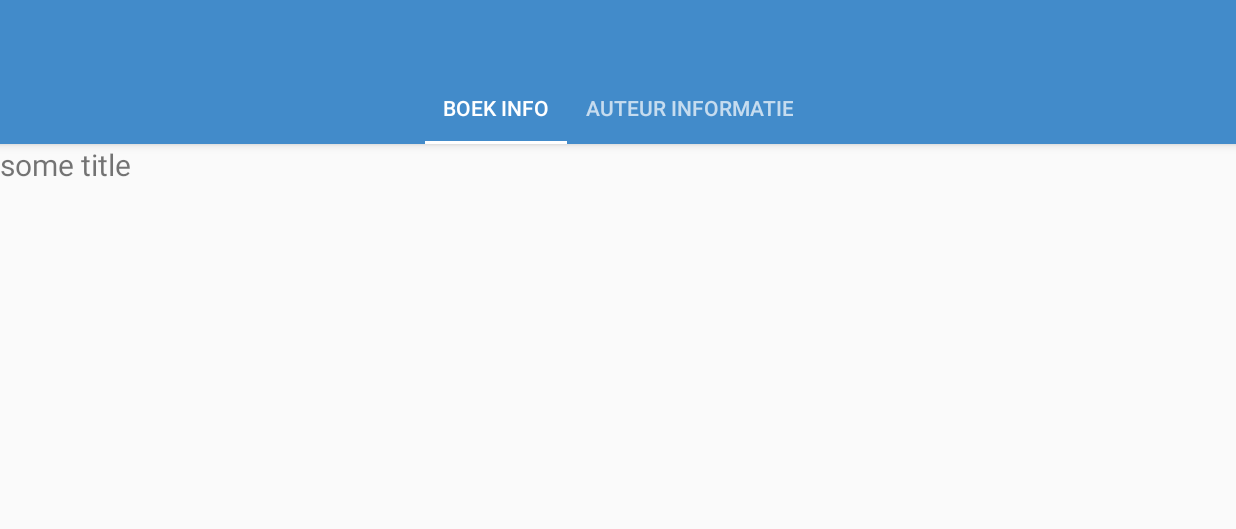
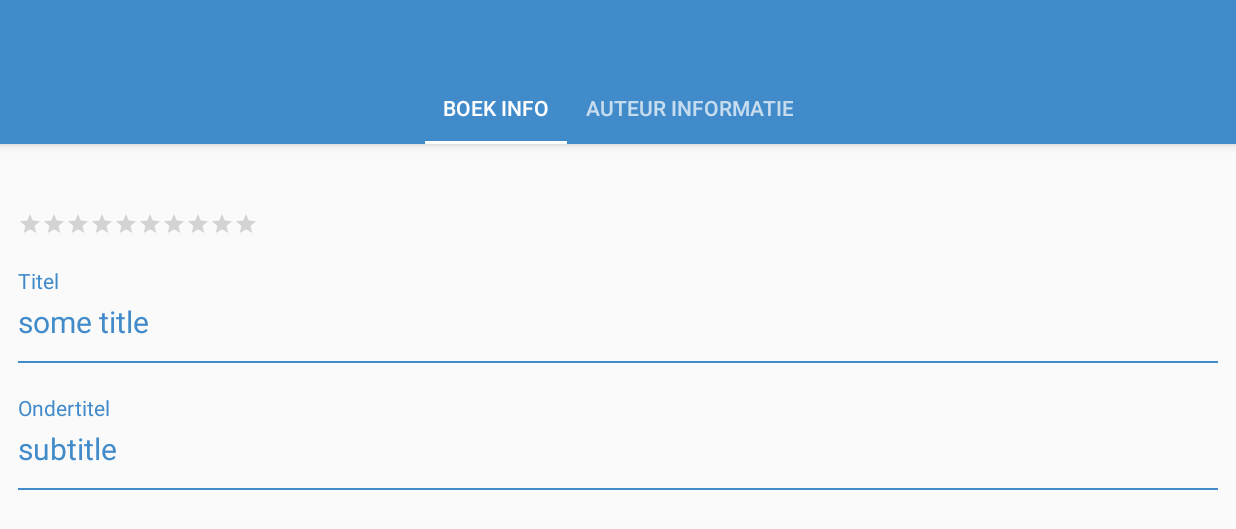
Before and after one commit to garagepoort/BiblioMania-Mobile, an Android app: the GeneralBookInfoFragment screen opened directly, with no data from a screen before it, on a phone screen of 824 x 412 dp (held sideways). Shown: the top 529 px of the screen. Run offline under Robolectric (Android 15) with nearby library versions, the phone set to English and light mode, and no system bars; 4 statements that could not run were skipped.

Commit message:
Added general book information

```diff
--- a/app/src/main/java/com/bendani/bibliomania/bookinfo/GeneralBookInfoFragment.java
+++ b/app/src/main/java/com/bendani/bibliomania/bookinfo/GeneralBookInfoFragment.java
@@ -6,10 +6,12 @@ import android.support.v4.app.Fragment;
 import android.view.LayoutInflater;
 import android.view.View;
 import android.view.ViewGroup;
+import android.widget.RatingBar;
 import android.widget.TextView;
 
 import com.bendani.bibliomania.R;
 import com.bendani.bibliomania.books.domain.Book;
+import com.bendani.bibliomania.generic.presentation.customview.FloatingLabelTextview;
 
 
 public class GeneralBookInfoFragment extends Fragment {
@@ -17,7 +19,9 @@ public class GeneralBookInfoFragment extends Fragment {
 
     private Book book;
 
-    private TextView titleTextView;
+    private FloatingLabelTextview titleTextView;
+    private FloatingLabelTextview subtitleTextView;
+    private RatingBar ratingBar;
 
     public GeneralBookInfoFragment() {
         // Required empty public constructor
@@ -32,12 +36,16 @@ public class GeneralBookInfoFragment extends Fragment {
     public View onCreateView(LayoutInflater inflater, ViewGroup container,
                              Bundle savedInstanceState) {
         View view = inflater.inflate(R.layout.fragment_general_book_info, container, false);
-        titleTextView = (TextView) view.findViewById(R.id.book_info_title_textview);
+        titleTextView = (FloatingLabelTextview) view.findViewById(R.id.book_info_title_textview);
+        subtitleTextView = (FloatingLabelTextview) view.findViewById(R.id.book_info_subtitle_textview);
+        ratingBar = (RatingBar) view.findViewById(R.id.rating);
         fillInElements();
         return view;
     }
 
     private void fillInElements(){
         titleTextView.setText(book.getTitle());
+        subtitleTextView.setText(book.getSubtitle());
+        ratingBar.setNumStars(book.getPersonalBookInfo().getRating());
     }
 }
--- /dev/null
+++ b/app/src/main/java/com/bendani/bibliomania/generic/presentation/customview/FloatingLabelTextview.java
@@ -0,0 +1,56 @@
+package com.bendani.bibliomania.generic.presentation.customview;
+
+import android.content.Context;
+import android.content.res.TypedArray;
+import android.util.AttributeSet;
+import android.util.DisplayMetrics;
+import android.widget.LinearLayout;
+import android.widget.TextView;
+
+import com.bendani.bibliomania.R;
+
+public class FloatingLabelTextview extends LinearLayout {
+
+    private final String textviewText;
+    private TextView hintTextView;
+    private TextView textTextview;
+    private String hintText;
+
+
+    public FloatingLabelTextview(Context context, AttributeSet attributeSet) {
+        super(context, attributeSet);
+
+        TypedArray attributes = context.getTheme().obtainStyledAttributes(
+                attributeSet,
+                R.styleable.FloatingLabelTextview,
+                0, 0);
+
+        hintText = attributes.getString(R.styleable.FloatingLabelTextview_hintText);
+        textviewText = attributes.getString(R.styleable.FloatingLabelTextview_textText);
+
+        hintTextView = new TextView(context);
+        hintTextView.setTextColor(getResources().getColor(R.color.primary_color));
+        hintTextView.setText(hintText);
+
+
+        textTextview = new TextView(context);
+        textTextview.setTextColor(getResources().getColor(R.color.primary_color));
+        textTextview.setText(textviewText);
+        textTextview.setBackgroundResource(R.drawable.floatinglabel_edittext_bg);
+        textTextview.setPadding(0, convertDpToPx(4), 0, convertDpToPx(14));
+        textTextview.setTextSize(20);
+
+        setOrientation(LinearLayout.VERTICAL);
+        addView(hintTextView);
+        addView(textTextview);
+    }
+
+
+    private int convertDpToPx(int dp) {
+        return Math.round(dp * (getResources().getDisplayMetrics().xdpi / DisplayMetrics.DENSITY_DEFAULT));
+    }
+
+    public void setText(String text) {
+        this.textTextview.setText(text);
+    }
+}
--- a/app/src/main/res/layout/fragment_general_book_info.xml
+++ b/app/src/main/res/layout/fragment_general_book_info.xml
@@ -1,13 +1,45 @@
-<FrameLayout xmlns:android="http://schemas.android.com/apk/res/android"
-    xmlns:tools="http://schemas.android.com/tools" android:layout_width="match_parent"
+<RelativeLayout xmlns:android="http://schemas.android.com/apk/res/android"
+    xmlns:tools="http://schemas.android.com/tools"
+    xmlns:app="http://schemas.android.com/apk/res-auto"
+    android:layout_width="match_parent"
     android:layout_height="match_parent"
     tools:context="com.bendani.bibliomania.bookinfo.GeneralBookInfoFragment">
 
-    <TextView
-        android:id="@+id/book_info_title_textview"
-        android:textSize="20dp"
-        android:layout_width="match_parent"
-        android:layout_height="match_parent"
-        android:text="some title" />
+    <LinearLayout
+        android:layout_centerHorizontal="true"
+        android:layout_marginTop="40dp"
+        android:layout_width="800dp"
+        android:layout_height="wrap_content"
+        android:orientation="vertical">
 
-</FrameLayout>
+        <RatingBar
+            android:id="@+id/rating"
+            style="?android:attr/ratingBarStyleSmall"
+            android:layout_width="wrap_content"
+            android:layout_height="wrap_content"
+            android:layout_marginTop="5dp"
+            android:layout_marginRight="45dp"
+            android:max="10"
+            android:numStars="10"
+            android:rating="0.0"
+            android:stepSize="0.0" />
+
+        <com.bendani.bibliomania.generic.presentation.customview.FloatingLabelTextview
+            android:layout_marginTop="20dp"
+            android:id="@+id/book_info_title_textview"
+            android:layout_width="match_parent"
+            android:layout_height="match_parent"
+            app:textText="some title"
+            app:hintText="@string/book_title"/>
+
+        <com.bendani.bibliomania.generic.presentation.customview.FloatingLabelTextview
+            android:id="@+id/book_info_subtitle_textview"
+            android:layout_width="match_parent"
+            android:layout_height="match_parent"
+            android:layout_marginTop="20dp"
+            app:textText="subtitle"
+            app:hintText="@string/book_subtitle"/>
+    </LinearLayout>
+
+
+</RelativeLayout>
--- a/app/src/main/res/values-w820dp/dimens.xml
+++ /dev/null
@@ -1,6 +0,0 @@
-<resources>
-    <!-- Example customization of dimensions originally defined in res/values/dimens.xml
-         (such as screen margins) for screens with more than 820dp of available width. This
-         would include 7" and 10" devices in landscape (~960dp and ~1280dp respectively). -->
-    <dimen name="activity_horizontal_margin">64dp</dimen>
-</resources>
--- a/app/src/main/res/values-w820dp/attrs.xml
+++ b/app/src/main/res/values/attrs.xml
@@ -11,4 +11,9 @@
         <attr name="allCaps" format="boolean" />
         <attr name="inputType" format="string" />
     </declare-styleable>
+
+    <declare-styleable name="FloatingLabelTextview">
+        <attr name="textText" format="string" />
+        <attr name="hintText" format="string" />
+    </declare-styleable>
 </resources>
--- a/app/src/main/res/values/strings.xml
+++ b/app/src/main/res/values/strings.xml
@@ -27,4 +27,5 @@
     <string name="general_book_info_title">Boek info</string>
     <string name="book_info_title">Boek informatie</string>
     <string name="author_info_title">Auteur informatie</string>
+    <string name="book_subtitle">Ondertitel</string>
 </resources>
```
Also changed, not shown: app/src/main/java/com/bendani/bibliomania/books/domain/Book.java (+10 -0 lines), app/src/main/java/com/bendani/bibliomania/books/domain/PersonalBookInfo.java (added, +15 -0 lines), app/src/main/res/layout/fragment_books.xml (+7 -7 lines), 1 other file.
